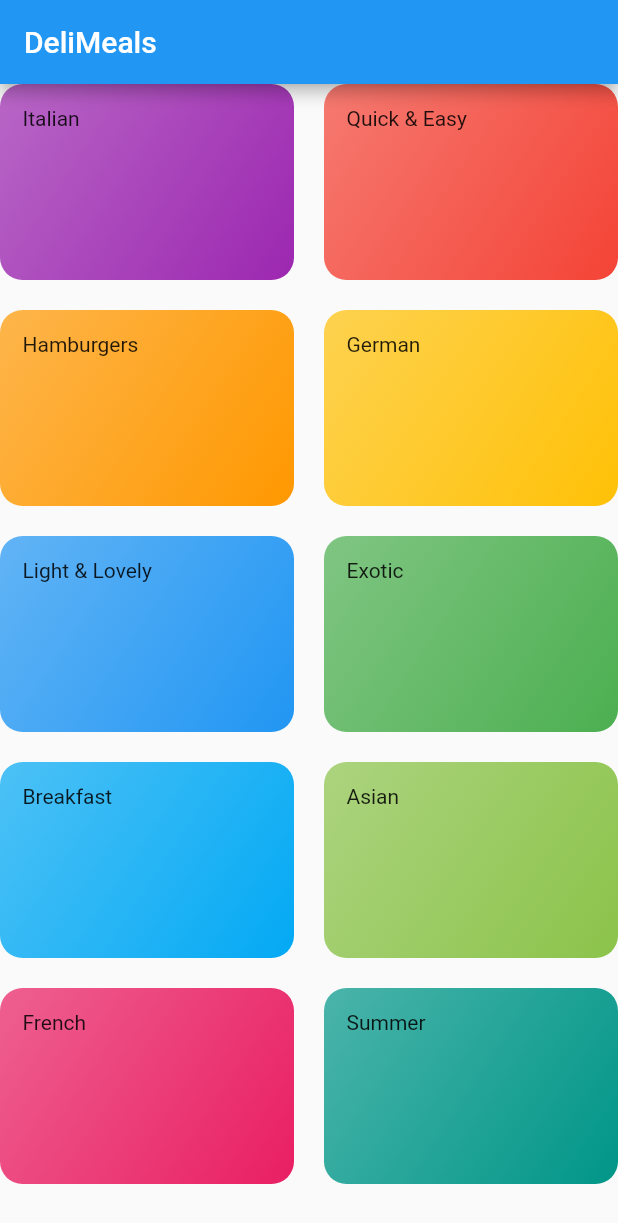
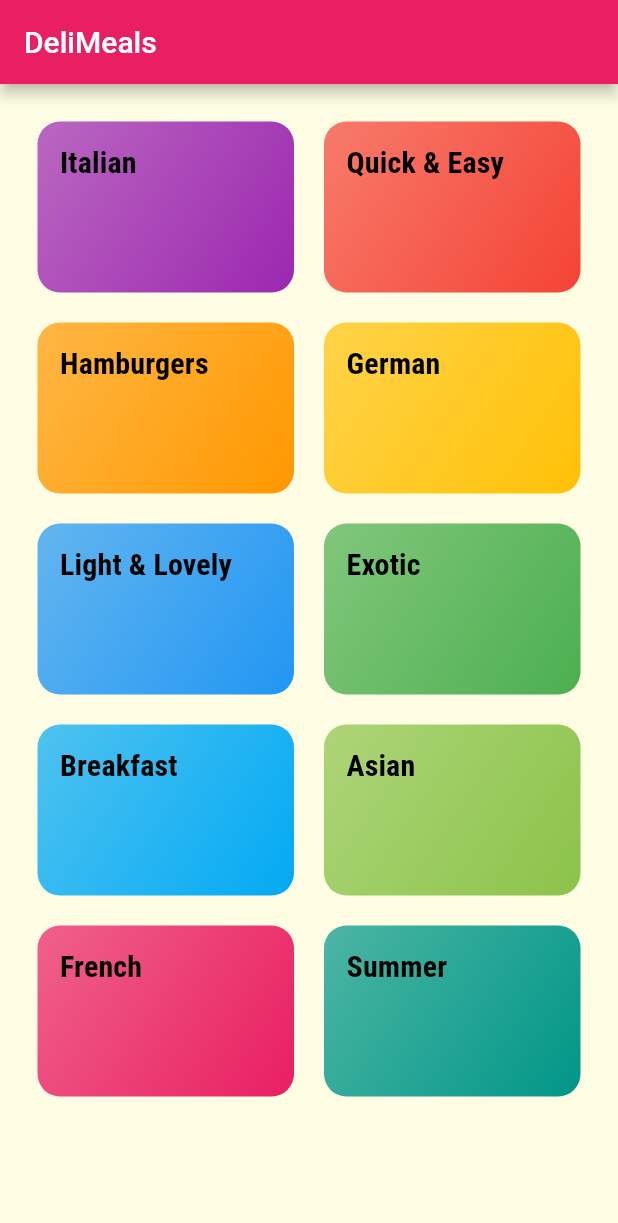
Before and after one commit to VaibhavdLights/Meals-App, a Flutter app: the screen it shows after launch, on a phone screen of 412 x 824 dp. Shown: the top 1223 px of the screen. Run offline on Flutter 3.47's test engine with Material 2 defaults, Android fonts, the phone set to English and light mode, and no system bars.

Commit message:
third commit

```diff
--- a/lib/categories_screen.dart
+++ b/lib/categories_screen.dart
@@ -10,10 +10,14 @@ class CategoriesScreen extends StatelessWidget {
     return Scaffold(
       appBar: AppBar(title: const Text("DeliMeals")),
       body: GridView(
+          padding: const EdgeInsets.all(25),
           children: [
             ...DUMMY_CATEGORIES
-                .map((catData) =>
-                    CategoryItem(title: catData.title, color: catData.color))
+                .map((catData) => CategoryItem(
+                      title: catData.title,
+                      color: catData.color,
+                      id: catData.id,
+                    ))
                 .toList(),
           ],
           gridDelegate: SliverGridDelegateWithMaxCrossAxisExtent(
--- a/lib/category_item.dart
+++ b/lib/category_item.dart
@@ -1,16 +1,33 @@
 import 'package:flutter/material.dart';
+import 'package:flutter_complete_guide/category_meals_screen.dart';
 
 class CategoryItem extends StatelessWidget {
+  final String id;
   final String title;
   final Color color;
 
-  const CategoryItem({Key key, this.title, this.color}) : super(key: key);
+  const CategoryItem({Key key, this.title, this.color, this.id})
+      : super(key: key);
+
+  void selectCategory(BuildContext context) {
+    Navigator.of(context).pushNamed('/category-meals', arguments: {
+      'id': id,
+      'title': title,
+    });
+  }
 
   @override
   Widget build(BuildContext context) {
-    return Container(
+    return InkWell(
+      onTap: () => selectCategory(context),
+      splashColor: Theme.of(context).primaryColor,
+      borderRadius: BorderRadius.circular(15),
+      child: Container(
         padding: EdgeInsets.all(15),
-      child: Text(title),
+        child: Text(
+          title,
+          style: Theme.of(context).textTheme.titleSmall,
+        ),
         decoration: BoxDecoration(
             gradient: LinearGradient(
               colors: [
@@ -21,6 +38,7 @@ class CategoryItem extends StatelessWidget {
               end: Alignment.bottomRight,
             ),
             borderRadius: BorderRadius.circular(15)),
+      ),
     );
   }
 }
--- a/lib/main.dart
+++ b/lib/main.dart
@@ -1,4 +1,5 @@
 import 'package:flutter/material.dart';
+import 'package:flutter_complete_guide/category_meals_screen.dart';
 import 'categories_screen.dart';
 
 void main() => runApp(MyApp());
@@ -9,9 +10,24 @@ class MyApp extends StatelessWidget {
     return MaterialApp(
       title: 'DeliMeals',
       theme: ThemeData(
-        primarySwatch: Colors.blue,
+        primarySwatch: Colors.pink,
+        accentColor: Colors.amber,
+        canvasColor: Color.fromRGBO(255, 254, 229, 1),
+        fontFamily: 'Raleway',
+        textTheme: ThemeData.light().textTheme.copyWith(
+            bodySmall: TextStyle(
+              color: Color.fromRGBO(20, 51, 51, 1),
+            ),
+            titleSmall: TextStyle(
+              fontSize: 20,
+              fontFamily: 'RobotoCondensed',
+              fontWeight: FontWeight.bold,
+            )),
       ),
       home: CategoriesScreen(),
+      routes: {
+        '/category-meals': (context) => CategoryMealsScreen(),
+      },
     );
   }
 }
```
Also changed, not shown: lib/category_meals_screen.dart (added, +19 -0 lines), pubspec.yaml (+17 -6 lines), assets/fonts/OpenSans-Bold.ttf (added), assets/fonts/OpenSans-Regular.ttf (added), assets/fonts/Quicksand-Bold.ttf (added), assets/fonts/Quicksand-Light.ttf (added), assets/fonts/Quicksand-Medium.ttf (added), assets/fonts/Quicksand-Regular.ttf (added), assets/fonts/Raleway-Black.ttf (added), assets/fonts/Raleway-Bold.ttf (added), assets/fonts/Raleway-Regular.ttf (added), assets/fonts/RobotoCondensed-Bold.ttf (added), assets/fonts/RobotoCondensed-Italic.ttf (added), assets/fonts/RobotoCondensed-Light.ttf (added), 1 more files. Lines whose indentation alone changed are shown as unchanged.
